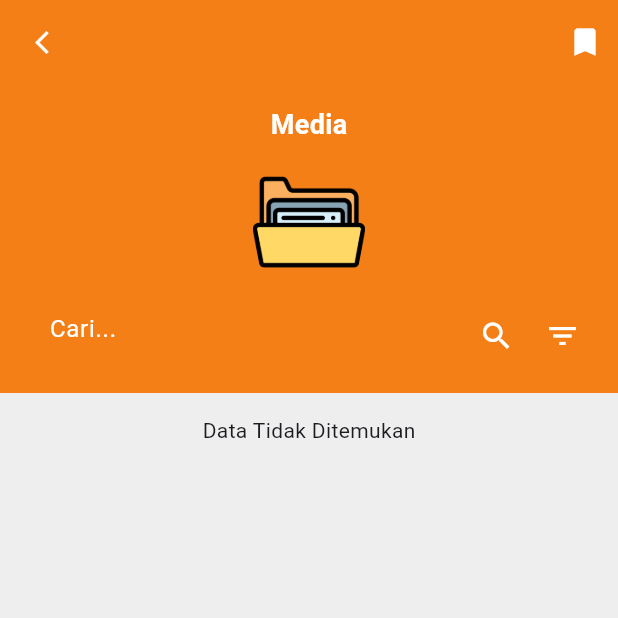
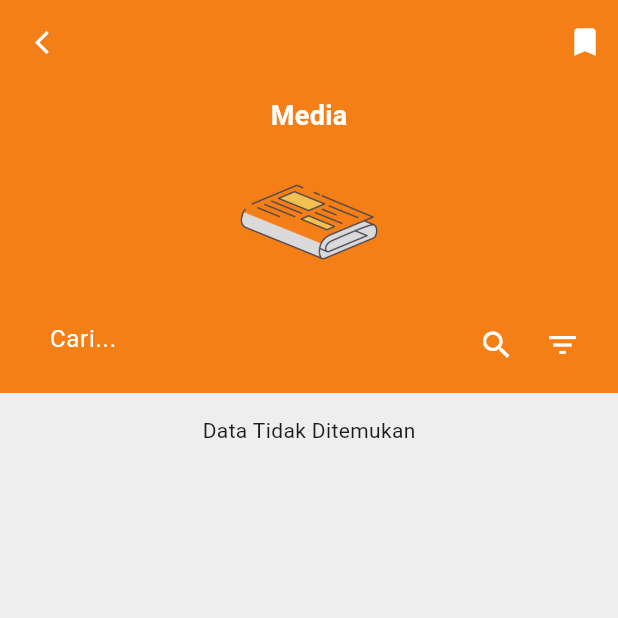
Before and after one commit to RNHDayat/fcafein, a Flutter app: the HomeCafein screen opened directly, after a tap on "Media", on a phone screen of 412 x 824 dp, the top half of it. Run offline on Flutter 3.47's test engine with Material 3 defaults, Android fonts, the phone set to English and light mode, and no system bars; our stand-ins replace dio, dropdown_button2, expandable_text, faker, file_picker, firebase_core and 12 more; missing offline and left inert: easy_pdf_viewer, flutter_downloader, flutter_file_downloader, pointycastle, syncfusion_flutter_pdfviewer; accounts and stored records are empty.

Commit message:
1/17/2024

```diff
--- a/lib/components/listItem.dart
+++ b/lib/components/listItem.dart
@@ -4,6 +4,7 @@ import 'package:powershare/model/database.dart';
 import 'package:powershare/model/dbhelper.dart';
 import 'package:powershare/pgDetailIlmu.dart';
 import 'package:powershare/screens/setting_screen.dart';
+import 'dart:math' as math;
 
 class listItem extends StatefulWidget {
   @override
@@ -81,6 +82,8 @@ class _listItemState extends State<listItem> {
             margin: const EdgeInsets.all(8.0),
             decoration: BoxDecoration(
               color: Colors.grey,
+              // color: Color((math.Random().nextDouble() * 0xFFFFFF).toInt())
+              //     .withOpacity(1.0),
               borderRadius: BorderRadius.circular(15),
             ),
             child: GestureDetector(
--- a/lib/screens/add_question.dart
+++ b/lib/screens/add_question.dart
@@ -134,7 +134,7 @@ class _TambahPertanyaanState extends State<TambahPertanyaan> {
         .lengthSync(); // Get the file size in bytes
     double sizeInMb = fileSize / (1024 * 1024);
     if (pickedFile != null) {
-      if (sizeInMb < 10) {
+      if (sizeInMb <= 2) {
         setState(() {
           docFile = File(pickedFile!.files.single.path!);
           fileName = pickedFile!.files.single.name;
--- a/lib/screens/cafein/beranda.dart
+++ b/lib/screens/cafein/beranda.dart
@@ -179,9 +179,9 @@ class _HomeCafeinState extends State<HomeCafein> {
                             ),
                             SizedBox(height: 10),
                             Image.asset(
-                              "assets/logo/reg.png",
-                              height: 75,
-                              width: 75,
+                              "assets/logo/ic_reg.png",
+                              height: 50,
+                              width: 50,
                               fit: BoxFit.fitWidth,
                             ),
                           ],
@@ -229,7 +229,7 @@ class _HomeCafeinState extends State<HomeCafein> {
                           ),
                           SizedBox(height: 10),
                           Image.asset(
-                            "assets/logo/media.png",
+                            "assets/logo/ic_media.png",
                             height: 75,
                             width: 75,
                             fit: BoxFit.fitWidth,
--- a/lib/screens/cafein/media.dart
+++ b/lib/screens/cafein/media.dart
@@ -240,9 +240,9 @@ class _MediaState extends State<Media> {
                         color: Colors.white),
                   ),
                   Image.asset(
-                    "assets/icon/folder.png",
-                    height: 75,
-                    width: 75,
+                    "assets/logo/ic_media.png",
+                    height: 100,
+                    width: 100,
                     fit: BoxFit.fitWidth,
                   ),
                   Padding(
--- a/lib/screens/cafein/regulasi.dart
+++ b/lib/screens/cafein/regulasi.dart
@@ -285,9 +285,9 @@ class _RegulasiState extends State<Regulasi> {
                         color: Colors.white),
                   ),
                   Image.asset(
-                    "assets/icon/reg.png",
-                    height: 75,
-                    width: 75,
+                    "assets/logo/ic_reg.png",
+                    height: 80,
+                    width: 80,
                     fit: BoxFit.fitWidth,
                   ),
                   Padding(
--- a/lib/screens/screen_ruang.dart
+++ b/lib/screens/screen_ruang.dart
@@ -242,7 +242,7 @@ class _ScreenRuangState extends State<ScreenRuang> {
                             Icon(Icons.keyboard_arrow_right),
                           ],
                         ),
-                        icon: const Icon(Icons.account_circle_outlined),
+                        icon: const Icon(Icons.group),
                       ),
                     ),
                   );
--- a/lib/services/global.dart
+++ b/lib/services/global.dart
@@ -4,4 +4,4 @@ import 'package:flutter/material.dart';
 //192.168.1.3:8000
 // const URL = "http://10.0.2.2:8000/api/";
 // const URL = "http://192.168.184.222:8000/api/";
-const URL = "http://192.168.1.5:8000/api/";
+const URL = "http://192.168.235.222:8000/api/";
```
Also changed, not shown: assets/logo/ic_media.png (added), assets/logo/ic_reg.png (added).
